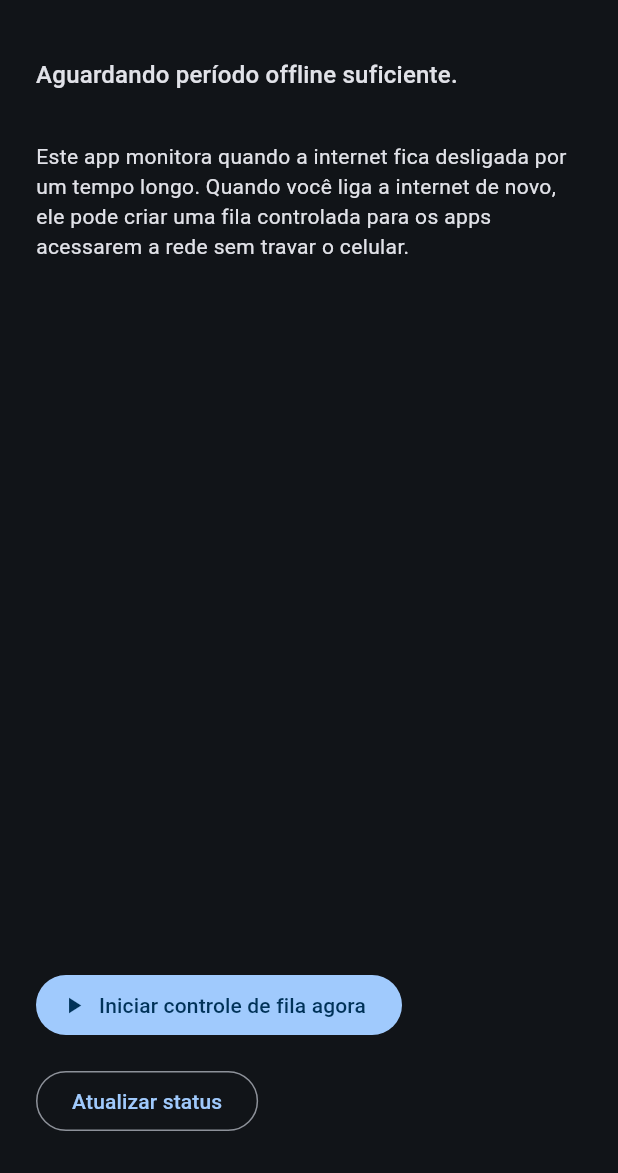
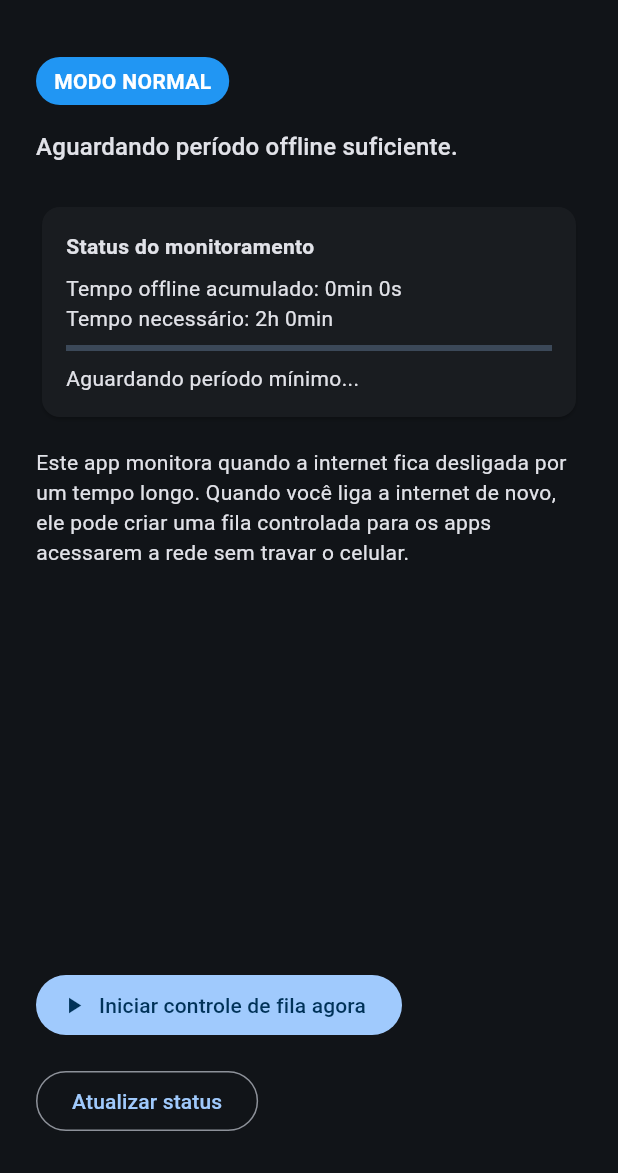
Before and after one commit to devsereno/netqueue, a Flutter app: the screen it shows after launch, on a phone screen of 412 x 824 dp, the part 63-1236 px from its top. Run offline on Flutter 3.47's test engine with Material 3 defaults, Android fonts, the phone set to English and light mode, and no system bars; our stand-ins replace connectivity_plus, shared_preferences; missing offline and left inert: flutter_device_apps.

Commit message:
Update HomeScreen with mode and offline status indicators

```diff
--- a/lib/screens/home_screen.dart
+++ b/lib/screens/home_screen.dart
@@ -1,5 +1,5 @@
+import 'dart:async';
 import 'package:flutter/material.dart';
-import 'package:shared_preferences/shared_preferences.dart';
 import '../services/connectivity_service.dart';
 import 'control_overlay.dart';
 import 'settings_screen.dart';
@@ -14,11 +14,19 @@ class HomeScreen extends StatefulWidget {
 class _HomeScreenState extends State<HomeScreen> {
   String status = 'Monitorando conexão...';
   bool controlActive = false;
+  Timer? _refreshTimer;
 
   @override
   void initState() {
     super.initState();
     _checkStatus();
+    _refreshTimer = Timer.periodic(const Duration(seconds: 5), (_) => _checkStatus());
+  }
+
+  @override
+  void dispose() {
+    _refreshTimer?.cancel();
+    super.dispose();
   }
 
   Future<void> _checkStatus() async {
@@ -55,8 +63,23 @@ class _HomeScreenState extends State<HomeScreen> {
     }
   }
 
+  String _formatDuration(Duration d) {
+    if (d.inHours > 0) {
+      return '${d.inHours}h ${d.inMinutes.remainder(60)}min';
+    }
+    return '${d.inMinutes}min ${d.inSeconds.remainder(60)}s';
+  }
+
   @override
   Widget build(BuildContext context) {
+    final isTest = ConnectivityService.isTestModeActive;
+    final offline = ConnectivityService.currentOfflineDuration;
+    final required = ConnectivityService.requiredOfflineDuration;
+    final progress = required.inSeconds > 0
+        ? (offline.inSeconds / required.inSeconds).clamp(0.0, 1.0)
+        : 0.0;
+    final reached = offline >= required;
+
     return Scaffold(
       appBar: AppBar(
         title: const Text('NetQueue'),
@@ -66,7 +89,7 @@ class _HomeScreenState extends State<HomeScreen> {
             onPressed: () => Navigator.push(
               context,
               MaterialPageRoute(builder: (_) => const SettingsScreen()),
-            ),
+            ).then((_) => _checkStatus()),
           ),
         ],
       ),
@@ -75,8 +98,43 @@ class _HomeScreenState extends State<HomeScreen> {
         child: Column(
           crossAxisAlignment: CrossAxisAlignment.start,
           children: [
+            Row(
+              children: [
+                Container(
+                  padding: const EdgeInsets.symmetric(horizontal: 12, vertical: 6),
+                  decoration: BoxDecoration(
+                    color: isTest ? Colors.orange : Colors.blue,
+                    borderRadius: BorderRadius.circular(20),
+                  ),
+                  child: Text(
+                    isTest ? 'MODO TESTE' : 'MODO NORMAL',
+                    style: const TextStyle(color: Colors.white, fontWeight: FontWeight.bold),
+                  ),
+                ),
+              ],
+            ),
+            const SizedBox(height: 16),
             Text(status, style: Theme.of(context).textTheme.titleMedium),
-            const SizedBox(height: 32),
+            const SizedBox(height: 24),
+            Card(
+              child: Padding(
+                padding: const EdgeInsets.all(16),
+                child: Column(
+                  crossAxisAlignment: CrossAxisAlignment.start,
+                  children: [
+                    const Text('Status do monitoramento', style: TextStyle(fontWeight: FontWeight.bold)),
+                    const SizedBox(height: 8),
+                    Text('Tempo offline acumulado: ${_formatDuration(offline)}'),
+                    Text('Tempo necessário: ${_formatDuration(required)}'),
+                    const SizedBox(height: 8),
+                    LinearProgressIndicator(value: progress),
+                    const SizedBox(height: 8),
+                    Text(reached ? 'Período atingido. Aguardando internet.' : 'Aguardando período mínimo...'),
+                  ],
+                ),
+              ),
+            ),
+            const SizedBox(height: 16),
             const Text(
               'Este app monitora quando a internet fica desligada por um tempo longo. '
               'Quando você liga a internet de novo, ele pode criar uma fila controlada '
```
